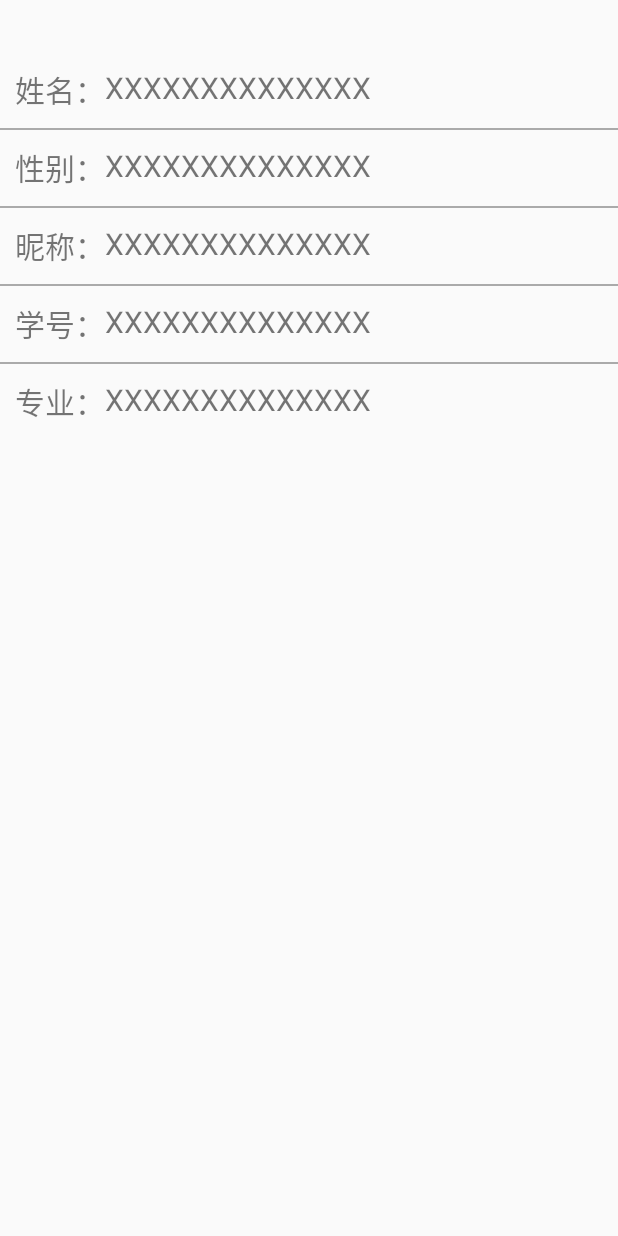
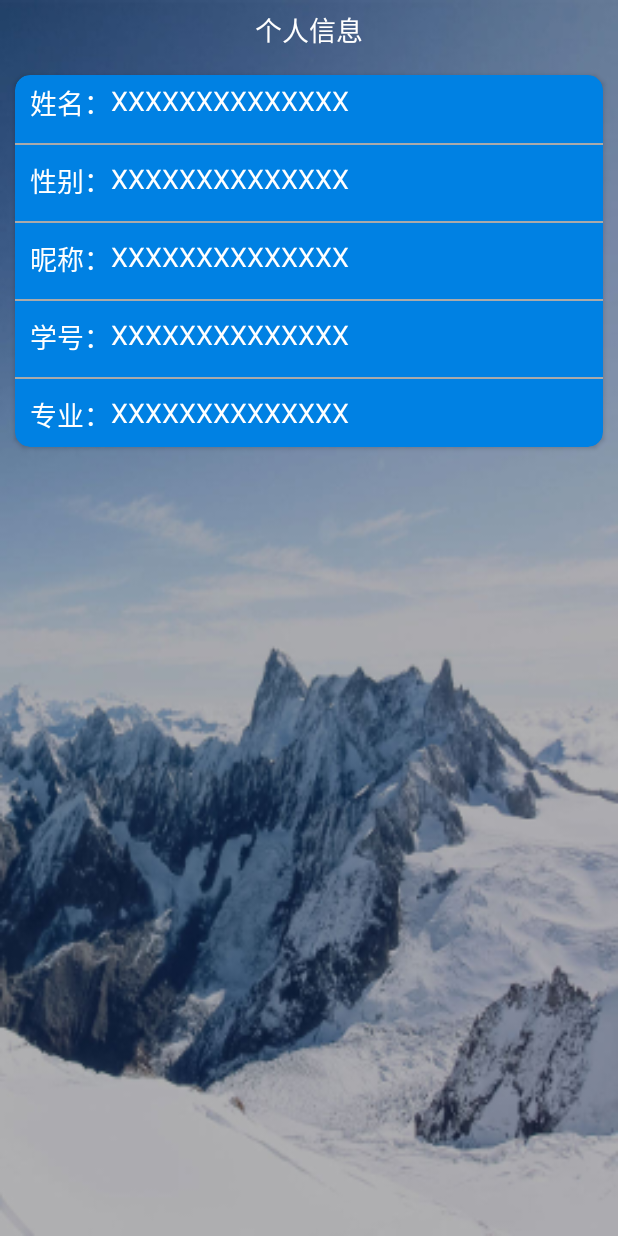
Before and after one commit to passenger428/Focus, an Android app: the UserInformationActivity screen opened directly, with no data from a screen before it, on a phone screen of 412 x 824 dp. Run offline under Robolectric (Android 15) with nearby library versions, the phone set to English and light mode, and no system bars.

Commit message:
优化了界面设计

```diff
--- a/app/src/main/java/com/focus/android/AboutUser/ContactActivity.java
+++ b/app/src/main/java/com/focus/android/AboutUser/ContactActivity.java
@@ -1,6 +1,7 @@
 package com.focus.android.AboutUser;
 
 import android.os.Bundle;
+import android.widget.TextView;
 
 import androidx.appcompat.app.ActionBar;
 import androidx.appcompat.app.AppCompatActivity;
@@ -17,5 +18,7 @@ public class ContactActivity extends AppCompatActivity {
         if (actionBar != null) {//隐藏顶部的bar；
             actionBar.hide();
         }
+        TextView title = findViewById(R.id.tv_navigation_label);
+        title.setText("联系我们");
     }
 }
--- a/app/src/main/java/com/focus/android/AboutUser/FocusTimeActivity.java
+++ b/app/src/main/java/com/focus/android/AboutUser/FocusTimeActivity.java
@@ -4,6 +4,7 @@ import android.content.SharedPreferences;
 import android.os.Bundle;
 import android.preference.PreferenceManager;
 import android.util.Log;
+import android.widget.TextView;
 
 import androidx.appcompat.app.ActionBar;
 import androidx.appcompat.app.AppCompatActivity;
@@ -42,6 +43,8 @@ public class FocusTimeActivity extends AppCompatActivity {
         if (actionBar != null) {//隐藏顶部的bar；
             actionBar.hide();
         }
+        TextView title = findViewById(R.id.tv_navigation_label);
+        title.setText("专注时间");
         new Thread(new Runnable() {
             @Override
             public void run() {
--- a/app/src/main/java/com/focus/android/AboutUser/UserInformationActivity.java
+++ b/app/src/main/java/com/focus/android/AboutUser/UserInformationActivity.java
@@ -39,6 +39,8 @@ public class UserInformationActivity extends AppCompatActivity {
         if (actionBar != null) {//隐藏顶部的bar；
             actionBar.hide();
         }
+        TextView title = findViewById(R.id.tv_navigation_label);
+        title.setText("个人信息");
         pref = PreferenceManager.getDefaultSharedPreferences(this);
         name = findViewById(R.id.name);
         sex = findViewById(R.id.sex);
--- a/app/src/main/java/com/focus/android/AboutUser/VersionActivity.java
+++ b/app/src/main/java/com/focus/android/AboutUser/VersionActivity.java
@@ -1,6 +1,7 @@
 package com.focus.android.AboutUser;
 
 import android.os.Bundle;
+import android.widget.TextView;
 
 import androidx.appcompat.app.ActionBar;
 import androidx.appcompat.app.AppCompatActivity;
@@ -17,5 +18,7 @@ public class VersionActivity extends AppCompatActivity {
         if (actionBar != null) {//隐藏顶部的bar；
             actionBar.hide();
         }
+        TextView title = findViewById(R.id.tv_navigation_label);
+        title.setText("当前版本");
     }
 }
--- a/app/src/main/res/layout/activity_contact.xml
+++ b/app/src/main/res/layout/activity_contact.xml
@@ -4,12 +4,18 @@
     xmlns:tools="http://schemas.android.com/tools"
     android:layout_width="match_parent"
     android:layout_height="match_parent"
+    android:background="@mipmap/bg_login"
+    android:orientation="vertical"
     tools:context=".AboutUser.ContactActivity">
+    <include
+        android:id="@+id/ly_retrieve_bar_contact"
+        layout="@layout/activity_main_login_navigation_bar" />
     <TextView
         android:layout_width="match_parent"
         android:layout_height="wrap_content"
         android:layout_marginTop="50dp"
         android:textSize="20dp"
+        android:textColor="@color/white"
         android:textIsSelectable="true"
         android:textAlignment="center"
         android:text="非常感谢能给我们提出宝贵的反馈及意见！\n可通过添加QQ：754570330\n或者短信至:18260628905"/>
--- a/app/src/main/res/layout/activity_user_information.xml
+++ b/app/src/main/res/layout/activity_user_information.xml
@@ -1,10 +1,26 @@
 <?xml version="1.0" encoding="utf-8"?>
 <LinearLayout xmlns:android="http://schemas.android.com/apk/res/android"
+    xmlns:app="http://schemas.android.com/apk/res-auto"
     android:layout_height="match_parent"
     android:layout_width="match_parent"
+    android:background="@mipmap/bg_login"
     android:orientation="vertical">
+    <include
+        android:id="@+id/ly_retrieve_bar_information"
+        layout="@layout/activity_main_login_navigation_bar" />
+    <androidx.cardview.widget.CardView
+        android:layout_width="match_parent"
+        android:layout_height="wrap_content"
+        app:cardCornerRadius="10dp"
+        app:cardBackgroundColor="@color/today_back_color"
+        android:layout_margin="10dp"
+        >
+        <LinearLayout
+            android:layout_width="match_parent"
+            android:layout_height="wrap_content"
+            android:orientation="vertical">
     <LinearLayout
-        android:layout_marginTop="40dp"
+        android:layout_marginTop="0dp"
         android:layout_width="match_parent"
         android:layout_height="40dp"
         android:orientation="horizontal">
@@ -14,14 +30,16 @@
             android:layout_gravity="center_vertical"
             android:layout_marginLeft="10dp"
             android:text="姓名："
-            android:textSize="20dp"/>
+            android:textColor="@color/white"
+            android:textSize="18sp"/>
         <TextView
             android:id="@+id/name"
             android:layout_width="match_parent"
             android:layout_height="30dp"
             android:layout_gravity="center_vertical"
             android:text="XXXXXXXXXXXXXX"
-            android:textSize="20dp"/>
+            android:textColor="@color/white"
+            android:textSize="18sp"/>
     </LinearLayout>
     <ImageView
         android:layout_width="match_parent"
@@ -40,14 +58,16 @@
             android:layout_gravity="center_vertical"
             android:layout_marginLeft="10dp"
             android:text="性别："
-            android:textSize="20dp"/>
+            android:textColor="@color/white"
+            android:textSize="18sp"/>
         <TextView
             android:id="@+id/sex"
             android:layout_width="match_parent"
             android:layout_height="30dp"
             android:layout_gravity="center_vertical"
             android:text="XXXXXXXXXXXXXX"
-            android:textSize="20dp"/>
+            android:textColor="@color/white"
+            android:textSize="18sp"/>
     </LinearLayout>
     <ImageView
         android:layout_width="match_parent"
@@ -67,14 +87,16 @@
             android:layout_gravity="center_vertical"
             android:layout_marginLeft="10dp"
             android:text="昵称："
-            android:textSize="20dp"/>
+            android:textColor="@color/white"
+            android:textSize="18sp"/>
         <TextView
             android:id="@+id/nickname"
             android:layout_width="match_parent"
             android:layout_height="30dp"
             android:layout_gravity="center_vertical"
             android:text="XXXXXXXXXXXXXX"
-            android:textSize="20dp"/>
+            android:textColor="@color/white"
+            android:textSize="18sp"/>
     </LinearLayout>
     <ImageView
         android:layout_width="match_parent"
@@ -93,14 +115,16 @@
             android:layout_gravity="center_vertical"
             android:layout_marginLeft="10dp"
             android:text="学号："
-            android:textSize="20dp"/>
+            android:textColor="@color/white"
+            android:textSize="18sp"/>
         <TextView
             android:id="@+id/study_number"
             android:layout_width="match_parent"
             android:layout_height="30dp"
             android:layout_gravity="center_vertical"
             android:text="XXXXXXXXXXXXXX"
-            android:textSize="20dp"/>
+            android:textColor="@color/white"
+            android:textSize="18sp"/>
     </LinearLayout>
     <ImageView
         android:layout_width="match_parent"
@@ -118,14 +142,19 @@
             android:layout_gravity="center_vertical"
             android:layout_marginLeft="10dp"
             android:text="专业："
-            android:textSize="20dp"/>
+            android:textColor="@color/white"
+            android:textSize="18sp"/>
         <TextView
             android:id="@+id/major"
             android:layout_width="match_parent"
             android:layout_height="30dp"
             android:layout_gravity="center_vertical"
             android:text="XXXXXXXXXXXXXX"
-            android:textSize="20dp"/>
+            android:textColor="@color/white"
+            android:textSize="18sp"/>
     </LinearLayout>
+        </LinearLayout>
+    </androidx.cardview.widget.CardView>
+
 
 </LinearLayout>
--- a/app/src/main/res/layout/activity_version.xml
+++ b/app/src/main/res/layout/activity_version.xml
@@ -3,8 +3,13 @@
     xmlns:app="http://schemas.android.com/apk/res-auto"
     xmlns:tools="http://schemas.android.com/tools"
     android:layout_width="match_parent"
+    android:background="@mipmap/bg_login"
     android:layout_height="match_parent"
+    android:orientation="vertical"
     tools:context=".AboutUser.VersionActivity">
+    <include
+        android:id="@+id/ly_retrieve_bar_version"
+        layout="@layout/activity_main_login_navigation_bar" />
     <TextView
         android:layout_width="match_parent"
         android:layout_height="wrap_content"
@@ -12,6 +17,7 @@
         android:layout_marginLeft="20dp"
         android:layout_marginRight="20dp"
         android:textSize="20dp"
+        android:textColor="@color/white"
         android:textIsSelectable="true"
         android:textAlignment="textStart"
         android:text="当前版本为1.0版本，后续我们将继续更新与维护！"/>
```
Also changed, not shown: app/src/main/res/layout/activity_focus_time.xml (+6 -2 lines), app/src/main/res/layout/user_fragment.xml (+41 -10 lines).
